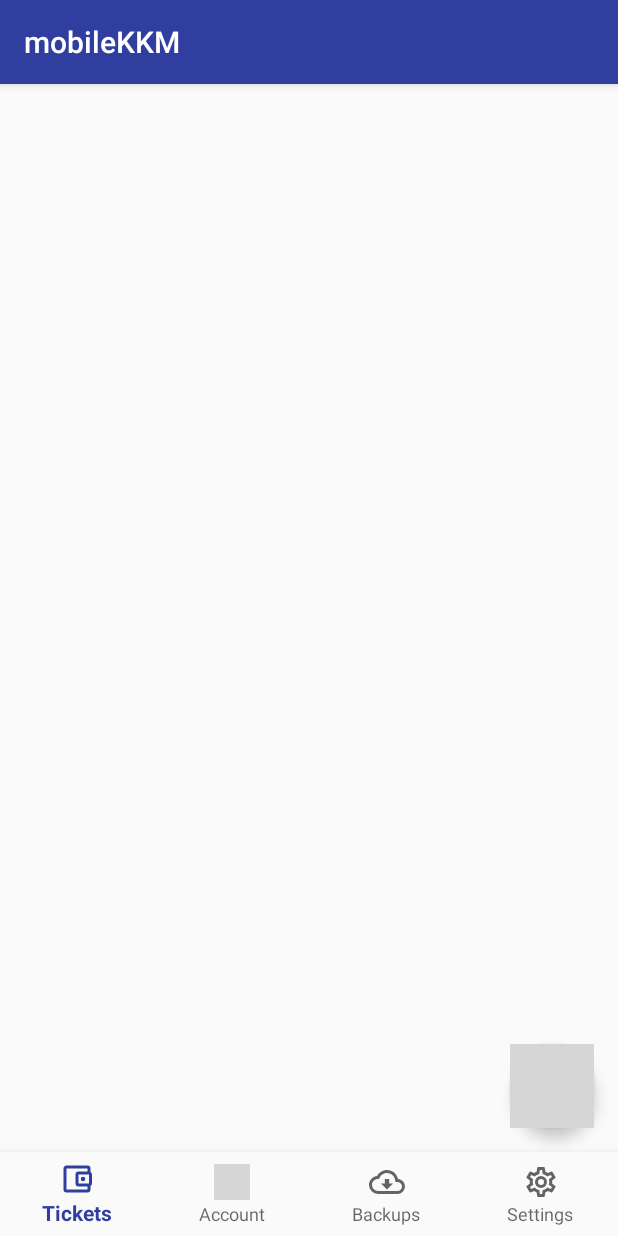
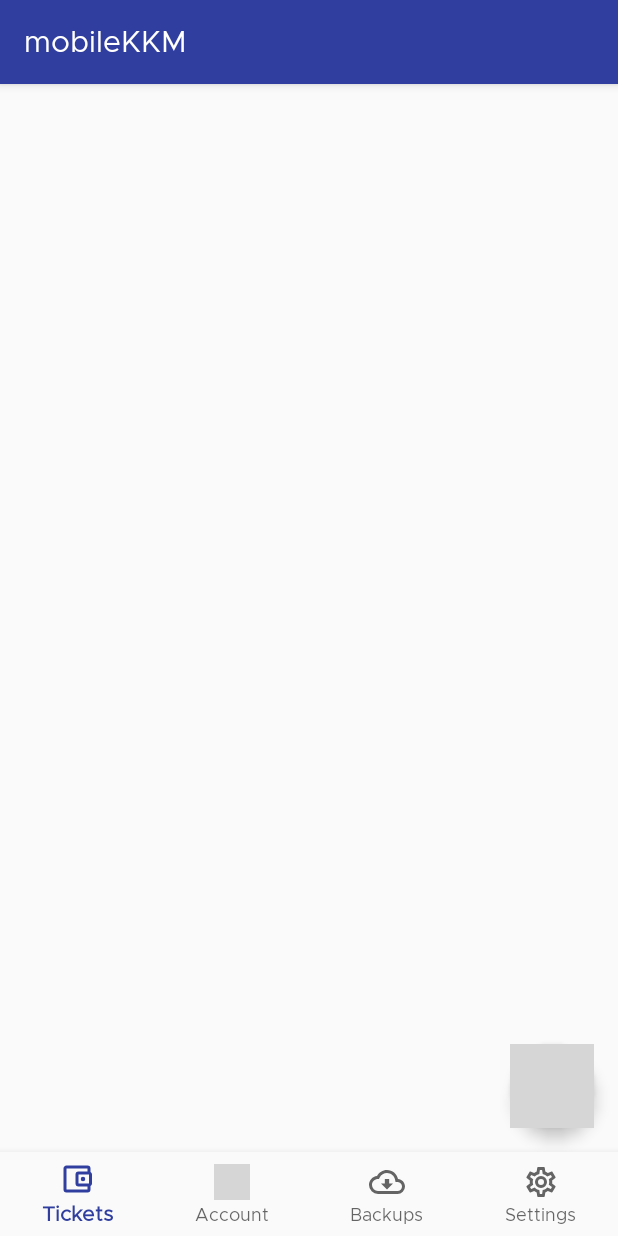
Before and after one commit to divadsn/mobileKKM-native, an Android app: the screen it shows after launch (MainActivity), on a phone screen of 412 x 824 dp. Run offline under Robolectric (Android 15) with nearby library versions, the phone set to English and light mode, and no system bars; grey boxes are pictures that could not be loaded.

Commit message:
Add custom font family Metropolis
Signed-off-by: David Sn <divad.nnamtdeis@gmail.com>

```diff
--- a/app/src/main/res/values/styles.xml
+++ b/app/src/main/res/values/styles.xml
@@ -8,6 +8,7 @@
         <item name="windowActionBar">false</item>
         <item name="windowNoTitle">true</item>
         <item name="android:statusBarColor">?attr/colorPrimaryDark</item>
+        <item name="android:fontFamily">@font/metropolis_regular</item>
     </style>
 
     <style name="SplashTheme" parent="Theme.AppCompat.NoActionBar">
```
Also changed, not shown: app/src/main/res/font/metropolis_regular.ttf (added), app/src/main/res/font/metropolis_semibold.ttf (added).
